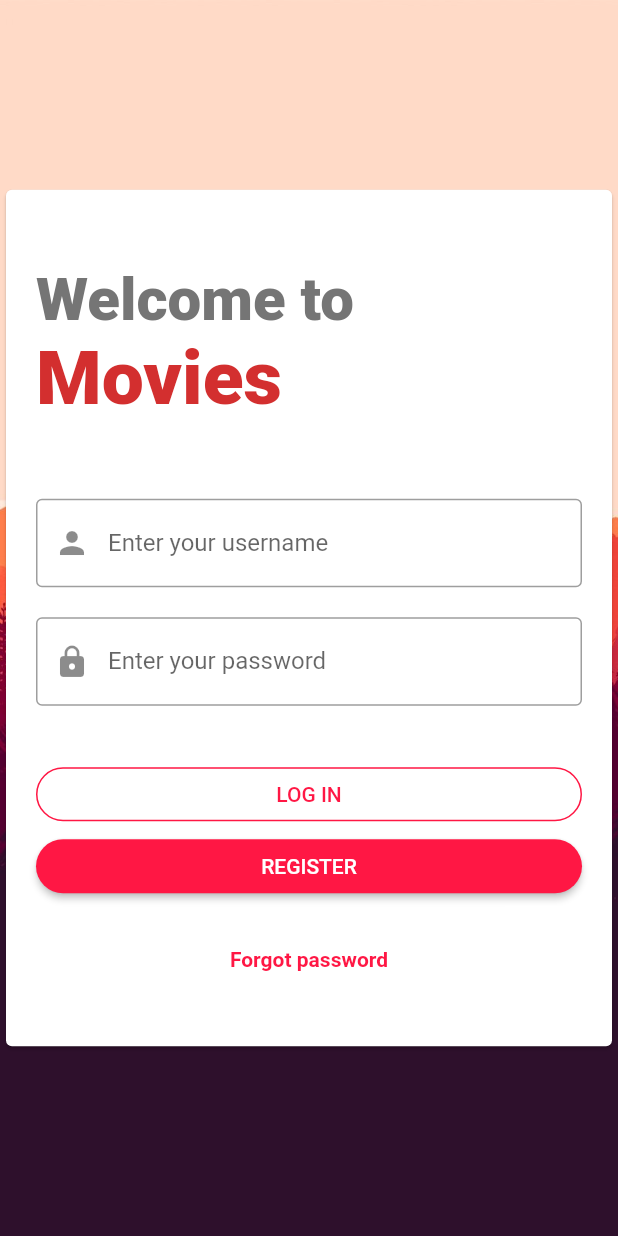
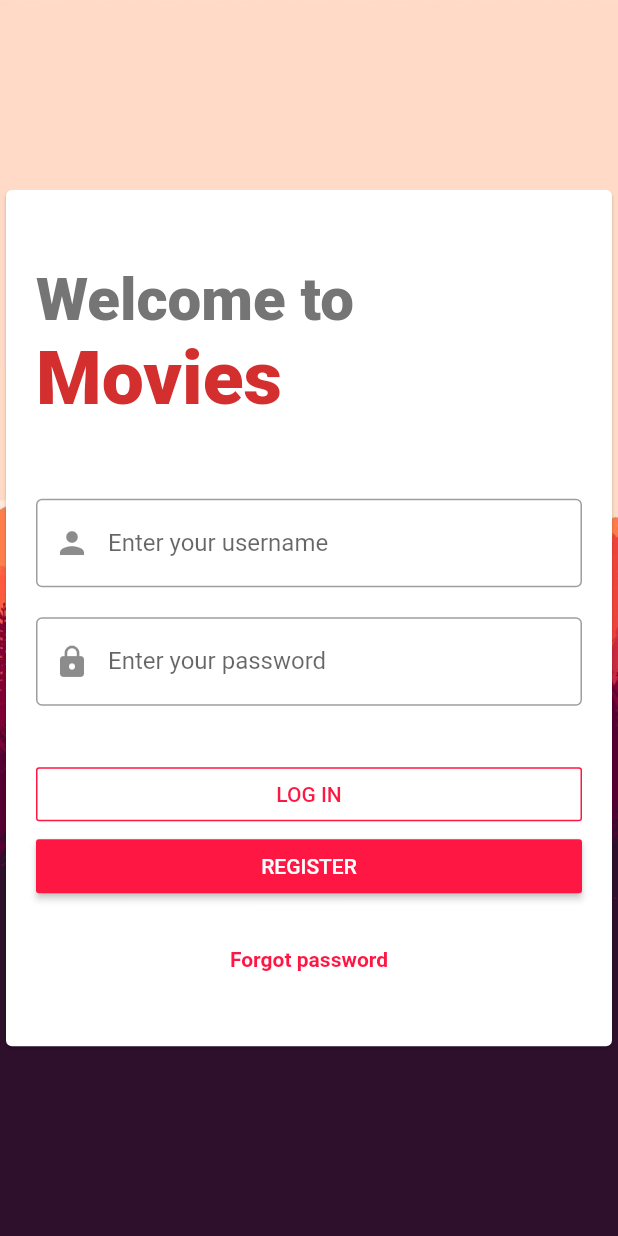
Before and after one commit to arturoless/helloworld-flutter, a Flutter app: the screen it shows after launch, on a phone screen of 412 x 824 dp. Run offline on Flutter 3.47's test engine with Material 2 defaults, Android fonts, the phone set to English and light mode, and no system bars.

Commit message:
deisgn 2.1

```diff
--- a/lib/login_example.dart
+++ b/lib/login_example.dart
@@ -99,7 +99,6 @@ class _MyCustomFormState extends State<LoginExample> {
                   constraints: const BoxConstraints(minWidth: double.infinity),
                   child:
                     OutlineButton(
-                      shape: new RoundedRectangleBorder(borderRadius: new BorderRadius.circular(30.0)),
                       borderSide: BorderSide(color: Colors.redAccent[400]),
                       textColor: Colors.redAccent[400],
                       child: const Text('LOG IN'),
@@ -122,7 +121,6 @@ class _MyCustomFormState extends State<LoginExample> {
                     constraints: const BoxConstraints(minWidth: double.infinity),
                     child:
                     RaisedButton(
-                      shape: new RoundedRectangleBorder(borderRadius: new BorderRadius.circular(30.0)),
                       color: Colors.redAccent[400],
                       textColor: Colors.white,
                       child: const Text('REGISTER'),
```
